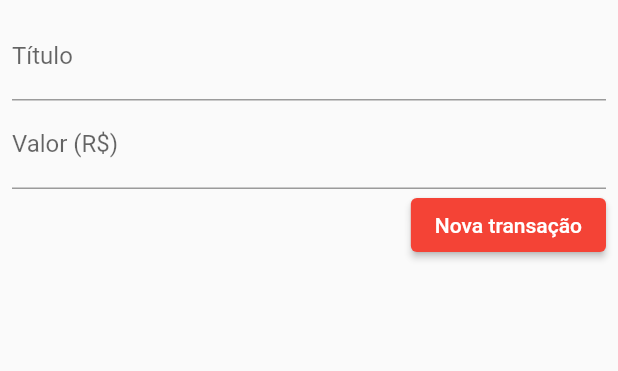
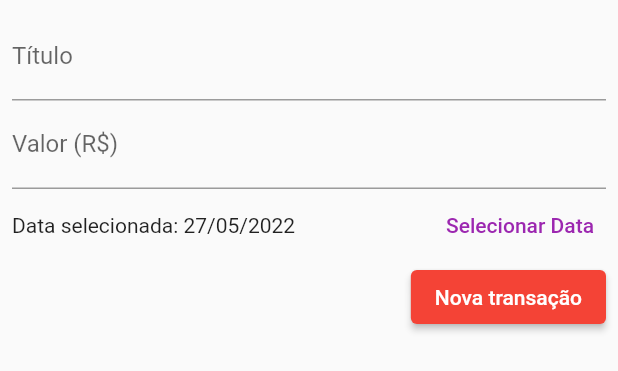
Before and after one commit to jermelterzi/despesas_pessoais, a Flutter app: the TransactionForm widget shown alone on an empty page, opened directly with empty values, after a tap on "Nova transação", on a phone screen of 412 x 824 dp. Shown: the top 371 px of the screen. Run offline on Flutter 3.47's test engine with Material 2 defaults, Android fonts, the phone set to English and light mode, and no system bars.

Commit message:
Inserindo a funcionalidade de inserir datas para as transações

```diff
--- a/lib/components/transaction_form.dart
+++ b/lib/components/transaction_form.dart
@@ -1,28 +1,45 @@
 import 'package:flutter/material.dart';
+import 'package:intl/intl.dart';
 
 class TransactionForm extends StatefulWidget {
   const TransactionForm(this.onSubmit, {Key? key}) : super(key: key);
 
-  final Function(String text, double value) onSubmit;
+  final Function(String text, double value, DateTime date) onSubmit;
 
   @override
   State<TransactionForm> createState() => _TransactionFormState();
 }
 
 class _TransactionFormState extends State<TransactionForm> {
-  final titleController = TextEditingController();
-
-  final valueController = TextEditingController();
+  final _titleController = TextEditingController();
+  final _valueController = TextEditingController();
+  DateTime _selectedDate = DateTime.now();
 
   _submitForm() {
-    final String title = titleController.text;
-    final double value = double.tryParse(valueController.text) ?? 0.0;
+    final String title = _titleController.text;
+    final double value = double.tryParse(_valueController.text) ?? 0.0;
+    final DateTime date = _selectedDate;
 
-    if(title.isEmpty || value == 0) {
+    if (title.isEmpty || value == 0) {
       return;
     }
 
-    widget.onSubmit(title, value);
+    widget.onSubmit(title, value, date);
+  }
+
+  _showDatePicker() {
+    showDatePicker(
+      context: context,
+      initialDate: DateTime.now(),
+      firstDate: DateTime(2019),
+      lastDate: DateTime.now(),
+    ).then((date) {
+      setState(() {
+        if (date != null) {
+          _selectedDate = date;
+        }
+      });
+    });
   }
 
   @override
@@ -32,7 +49,7 @@ class _TransactionFormState extends State<TransactionForm> {
       child: Column(
         children: [
           TextField(
-            controller: titleController,
+            controller: _titleController,
             onSubmitted: (_) => _submitForm(),
             decoration: const InputDecoration(
               fillColor: Colors.blue,
@@ -40,12 +57,22 @@ class _TransactionFormState extends State<TransactionForm> {
             ),
           ),
           TextField(
-            controller: valueController,
+            controller: _valueController,
             keyboardType: const TextInputType.numberWithOptions(decimal: true),
-            onSubmitted: (_) =>  _submitForm(),
+            onSubmitted: (_) => _submitForm(),
             decoration: const InputDecoration(
               labelText: 'Valor (R\$)',
             ),
+          ),
+          Row(
+            mainAxisAlignment: MainAxisAlignment.spaceBetween,
+            children: [
+              Text('Data selecionada: ${DateFormat('d/MM/y').format(_selectedDate)}'),
+              TextButton(
+                onPressed: _showDatePicker,
+                child: const Text('Selecionar Data'),
+              ),
+            ],
           ),
           Row(
             mainAxisAlignment: MainAxisAlignment.end,
```
